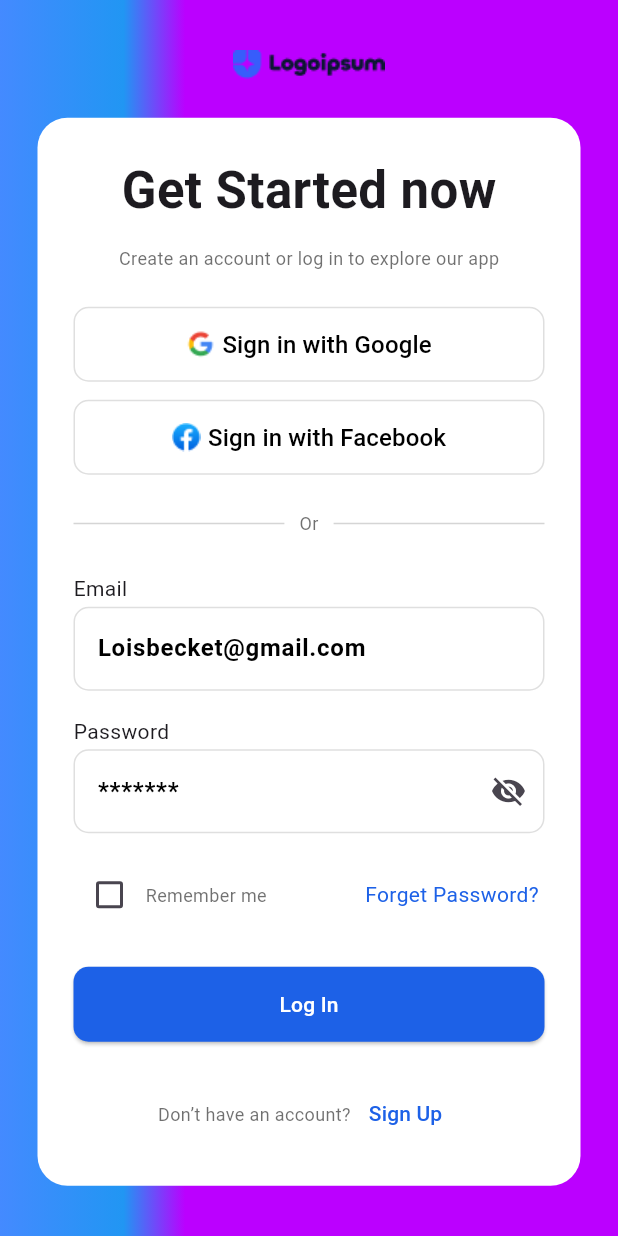
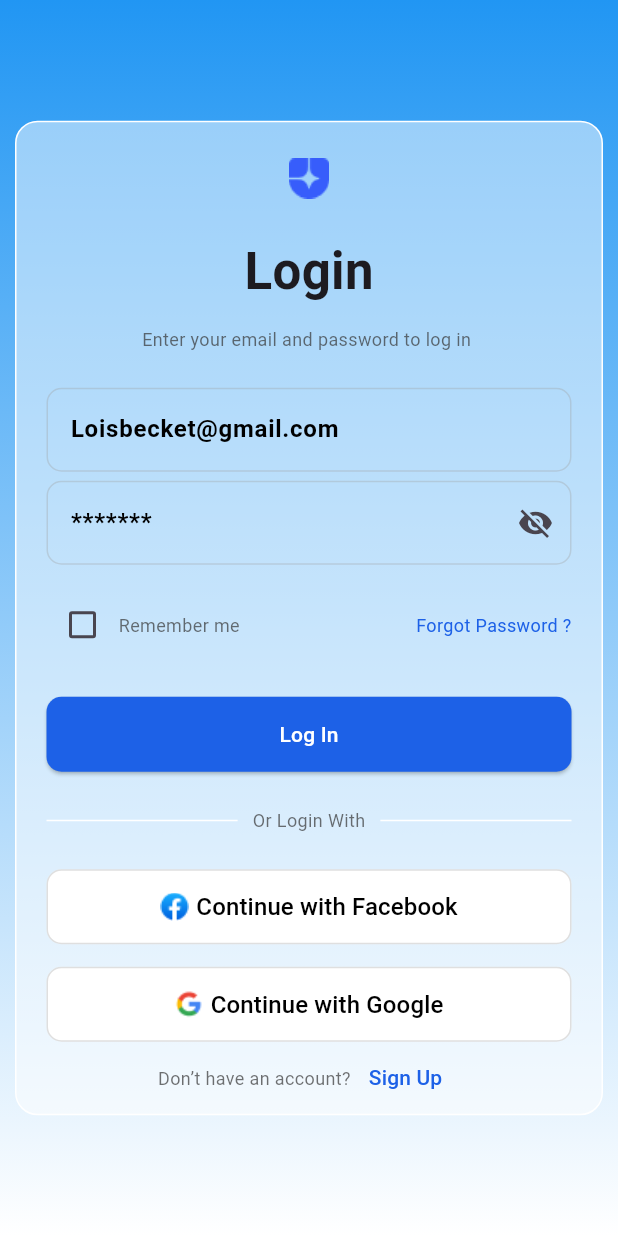
Before and after one commit to iABDALLAHM/flutter_ui_practice, a Flutter app: the screen it shows after launch, on a phone screen of 412 x 824 dp. Run offline on Flutter 3.47's test engine with Material 3 defaults, Android fonts, the phone set to English and light mode, and no system bars; our stand-ins replace go_router.

Commit message:
feat(variant9): add login view layout and UI

```diff
--- a/login_screen/lib/core/utliz/app_router.dart
+++ b/login_screen/lib/core/utliz/app_router.dart
@@ -14,6 +14,8 @@ import 'package:login_screen/features/auth_variants/variant_7/presentation/views
 import 'package:login_screen/features/auth_variants/variant_7/presentation/views/variant7_register_view.dart';
 import 'package:login_screen/features/auth_variants/variant_8/presentation/views/variant8_login_view.dart';
 import 'package:login_screen/features/auth_variants/variant_8/presentation/views/variant8_register_view.dart';
+import 'package:login_screen/features/auth_variants/variant_9/presentation/views/variant9_login_view.dart';
+import 'package:login_screen/features/auth_variants/variant_9/presentation/views/variant9_register_view.dart';
 
 class AppRouter {
   static const kVariant1Login = "/variant1-login";
@@ -31,9 +33,11 @@ class AppRouter {
   static const kVariant7RegisterView = "/variant7-register";
   static const kVariant8LoginView = "/variant8-login";
   static const kVariant8RegisterView = "/variant8-register";
+  static const kVariant9LoginView = "/variant9-login";
+  static const kVariant9RegisterView = "/variant9-register";
 
   static GoRouter routes = GoRouter(
-    initialLocation: kVariant8LoginView,
+    initialLocation: kVariant9LoginView,
     routes: [
       GoRoute(
         path: kVariant1Login,
@@ -95,6 +99,14 @@ class AppRouter {
         path: kVariant8RegisterView,
         builder: (context, state) => Variant8RegisterView(),
       ),
+      GoRoute(
+        path: kVariant9LoginView,
+        builder: (context, state) => Variant9LoginView(),
+      ),
+      GoRoute(
+        path: kVariant9RegisterView,
+        builder: (context, state) => Variant9RegisterView(),
+      ),
     ],
   );
 }
--- /dev/null
+++ b/login_screen/lib/features/auth_variants/variant_9/presentation/views/variant9_login_view.dart
@@ -0,0 +1,23 @@
+import 'package:flutter/material.dart';
+import 'package:login_screen/features/auth_variants/variant_9/presentation/views/widgets/variant9_login_view_body.dart';
+
+class Variant9LoginView extends StatelessWidget {
+  const Variant9LoginView({super.key});
+
+  @override
+  Widget build(BuildContext context) {
+    return Container(
+      decoration: BoxDecoration(
+        gradient: LinearGradient(
+          begin: Alignment.topCenter,
+          end: Alignment.bottomCenter,
+          colors: [Colors.blue, Colors.white],
+        ),
+      ),
+      child: const Scaffold(
+        backgroundColor: Colors.transparent,
+        body: SafeArea(child: Variant9LoginViewBody()),
+      ),
+    );
+  }
+}
--- /dev/null
+++ b/login_screen/lib/features/auth_variants/variant_9/presentation/views/widgets/or_divider_variant9.dart
@@ -0,0 +1,24 @@
+import 'package:flutter/material.dart';
+import 'package:login_screen/core/constants/constants.dart';
+import 'package:login_screen/core/utliz/styles.dart';
+
+class OrDividerVariant9 extends StatelessWidget {
+  const OrDividerVariant9({super.key});
+
+  @override
+  Widget build(BuildContext context) {
+    return Row(
+      children: [
+        Expanded(child: Divider(color: Colors.white)),
+        Padding(
+          padding: EdgeInsets.symmetric(horizontal: 10),
+          child: Text(
+            "Or Login With",
+            style: Styles.textStyle12.copyWith(color: grayText),
+          ),
+        ),
+        Expanded(child: Divider(color: Colors.white)),
+      ],
+    );
+  }
+}
--- /dev/null
+++ b/login_screen/lib/features/auth_variants/variant_9/presentation/views/widgets/variant9_login_card.dart
@@ -0,0 +1,62 @@
+import 'package:flutter/material.dart';
+import 'package:login_screen/core/constants/constants.dart';
+import 'package:login_screen/core/utliz/assets.dart';
+import 'package:login_screen/core/utliz/styles.dart';
+import 'package:login_screen/features/auth_variants/Shared/widgets/custom_button.dart';
+import 'package:login_screen/features/auth_variants/Shared/widgets/custom_text_field.dart';
+import 'package:login_screen/features/auth_variants/Shared/widgets/remember_me_section.dart';
+import 'package:login_screen/features/auth_variants/Shared/widgets/social_login_section.dart';
+import 'package:login_screen/features/auth_variants/variant_9/presentation/views/widgets/or_divider_variant9.dart';
+import 'package:login_screen/features/auth_variants/variant_9/presentation/views/widgets/variant9_login_rich_text.dart';
+
+class Variant9LoginCard extends StatelessWidget {
+  const Variant9LoginCard({super.key});
+
+  @override
+  Widget build(BuildContext context) {
+    return Container(
+      padding: EdgeInsets.symmetric(horizontal: 20),
+      margin: EdgeInsets.symmetric(horizontal: 10),
+      decoration: BoxDecoration(
+        border: Border.all(color: Colors.white),
+        borderRadius: BorderRadius.circular(15),
+        color: const Color.fromARGB(126, 255, 255, 255),
+      ),
+      child: Column(
+        children: [
+          const SizedBox(height: 24),
+          Image.asset(AssetData.blueAppIcon),
+          const SizedBox(height: 24),
+          Text("Login", style: Styles.textStyle34),
+          const SizedBox(height: 12),
+          Text(
+            "Enter your email and password to log in ",
+            style: Styles.textStyle12.copyWith(color: grayText),
+          ),
+          const SizedBox(height: 24),
+          CustomTextField(hintText: "Loisbecket@gmail.com"),
+          const SizedBox(height: 6),
+          CustomTextField(isPassword: true, hintText: "*******"),
+          const SizedBox(height: 16),
+          Row(
+            mainAxisAlignment: MainAxisAlignment.spaceBetween,
+            children: [
+              RememberMeSection(),
+              Text(
+                "Forgot Password ?",
+                style: Styles.textStyle12.copyWith(color: kPrimaryColor),
+              ),
+            ],
+          ),
+          const SizedBox(height: 24),
+          SizedBox(width: double.infinity, height: 50, child: CustomButton()),
+          const SizedBox(height: 24),
+          OrDividerVariant9(),
+          const SizedBox(height: 24),
+          SocialLoginSection(),
+          Variant9LoginRichText(),
+        ],
+      ),
+    );
+  }
+}
--- /dev/null
+++ b/login_screen/lib/features/auth_variants/variant_9/presentation/views/widgets/variant9_login_rich_text.dart
@@ -0,0 +1,28 @@
+import 'package:flutter/material.dart';
+import 'package:go_router/go_router.dart';
+import 'package:login_screen/core/constants/constants.dart';
+import 'package:login_screen/core/utliz/styles.dart';
+import '../../../../../../core/utliz/app_router.dart';
+
+class Variant9LoginRichText extends StatelessWidget {
+  const Variant9LoginRichText({super.key});
+
+  @override
+  Widget build(BuildContext context) {
+    return Row(
+      mainAxisAlignment: MainAxisAlignment.center,
+      children: [
+        Text(
+          "Don’t have an account?",
+          style: Styles.textStyle12.copyWith(color: grayText),
+        ),
+        TextButton(
+          onPressed: () {
+            GoRouter.of(context).push(AppRouter.kVariant9RegisterView);
+          },
+          child: Text("Sign Up", style: TextStyle(color: kPrimaryColor)),
+        ),
+      ],
+    );
+  }
+}
--- /dev/null
+++ b/login_screen/lib/features/auth_variants/variant_9/presentation/views/widgets/variant9_login_view_body.dart
@@ -0,0 +1,18 @@
+import 'package:flutter/material.dart';
+import 'package:login_screen/features/auth_variants/variant_9/presentation/views/widgets/variant9_login_card.dart';
+
+class Variant9LoginViewBody extends StatelessWidget {
+  const Variant9LoginViewBody({super.key});
+
+  @override
+  Widget build(BuildContext context) {
+    return Center(
+      child: SingleChildScrollView(
+        child: Column(
+          mainAxisAlignment: MainAxisAlignment.center,
+          children: [Variant9LoginCard()],
+        ),
+      ),
+    );
+  }
+}
```
Also changed, not shown: login_screen/lib/features/auth_variants/variant_9/presentation/views/variant9_register_view.dart (added, +10 -0 lines), login_screen/lib/features/auth_variants/variant_9/presentation/views/widgets/social_icon.dart (added, +26 -0 lines), login_screen/lib/features/auth_variants/variant_9/presentation/views/widgets/social_login_section.dart (added, +36 -0 lines), login_screen/lib/features/auth_variants/variant_9/presentation/views/widgets/variant9_register_view_body.dart (added, +10 -0 lines).
